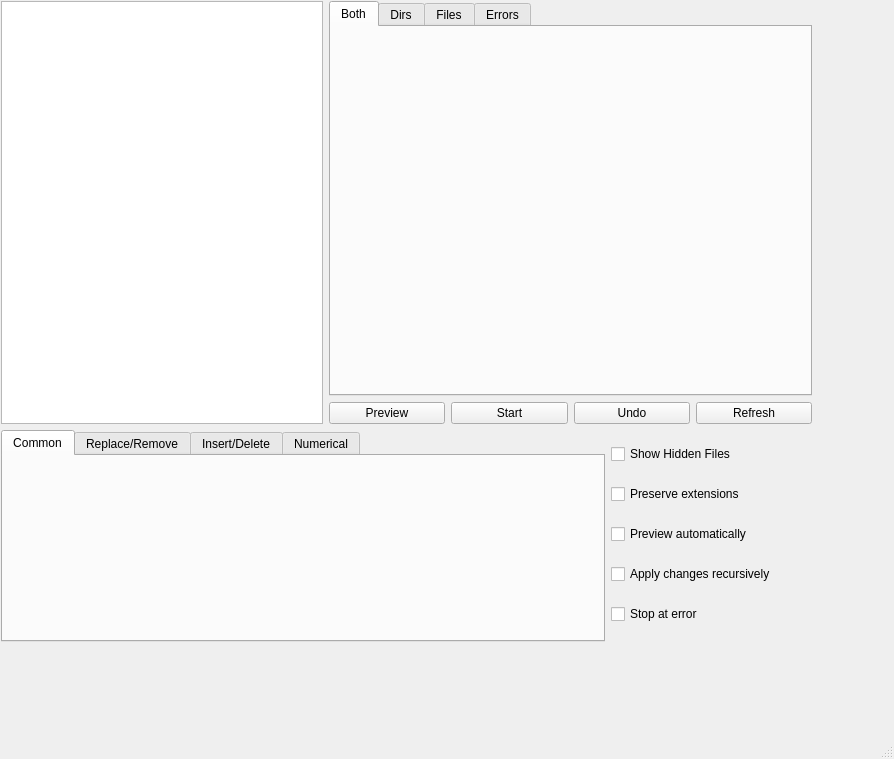
gmdfalk/60-days-of-python, file gui/filebrowser/filebrowser.ui: the form before one commit.
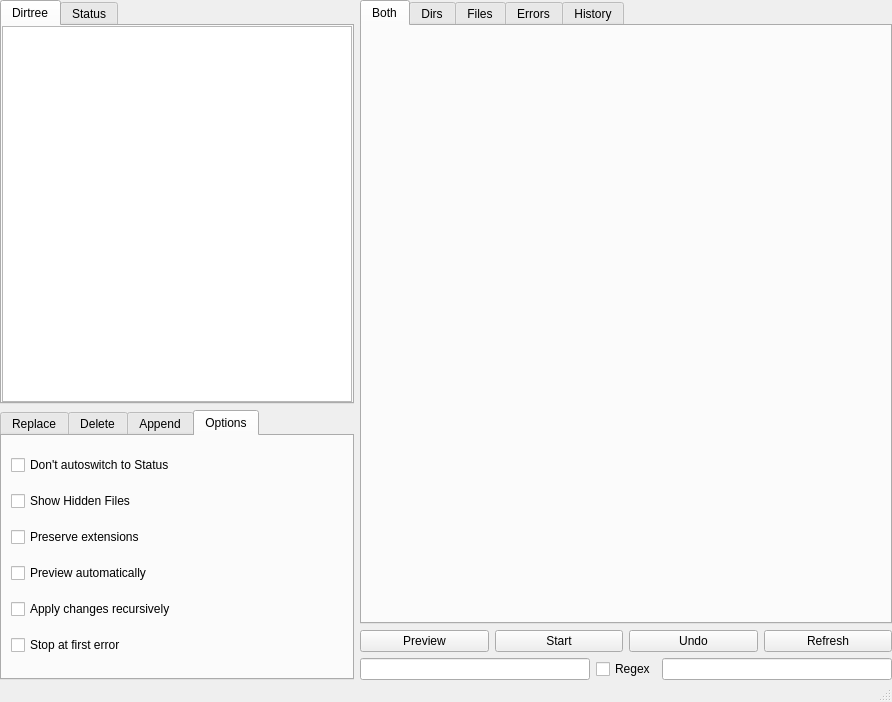
The form after the commit. The open tabs and pages were chosen to show the change.

Commit message: UI layout is tricky?

```diff
--- a/gui/filebrowser/filebrowser.ui
+++ b/gui/filebrowser/filebrowser.ui
@@ -6,26 +6,166 @@
    <rect>
     <x>0</x>
     <y>0</y>
-    <width>894</width>
-    <height>759</height>
+    <width>892</width>
+    <height>702</height>
    </rect>
   </property>
   <property name="windowTitle">
    <string>MainWindow</string>
   </property>
-  <widget class="QWidget" name="centralwidget">
-   <widget class="QWidget" name="">
-    <property name="geometry">
-     <rect>
-      <x>1</x>
-      <y>1</y>
-      <width>811</width>
-      <height>641</height>
-     </rect>
+  <widget class="QWidget" name="mainwidget">
+   <layout class="QHBoxLayout" name="mainlayout" stretch="2,3">
+    <property name="margin">
+     <number>0</number>
     </property>
-    <layout class="QVBoxLayout" name="mainlayout" stretch="2,1">
      <item>
-      <layout class="QHBoxLayout" name="toplayout" stretch="2,3">
+     <layout class="QVBoxLayout" name="leftlayout" stretch="3,2">
+      <item>
+       <widget class="QTabWidget" name="treewidget">
+        <property name="currentIndex">
+         <number>0</number>
+        </property>
+        <widget class="QWidget" name="dirtree_tab">
+         <attribute name="title">
+          <string>Dirtree</string>
+         </attribute>
+         <layout class="QHBoxLayout" name="dirtreelayout">
+          <property name="spacing">
+           <number>6</number>
+          </property>
+          <property name="margin">
+           <number>0</number>
+          </property>
+          <item>
+           <widget class="QTreeView" name="dirtree"/>
+          </item>
+         </layout>
+         <zorder>dirtree</zorder>
+         <zorder>dirtree</zorder>
+        </widget>
+        <widget class="QWidget" name="status_tab">
+         <attribute name="title">
+          <string>Status</string>
+         </attribute>
+         <layout class="QHBoxLayout" name="statuslayout">
+          <property name="margin">
+           <number>0</number>
+          </property>
+          <item>
+           <widget class="QTableView" name="tableView"/>
+          </item>
+         </layout>
+        </widget>
+       </widget>
+      </item>
+      <item>
+       <widget class="QTabWidget" name="actiontabs">
+        <property name="currentIndex">
+         <number>0</number>
+        </property>
+        <widget class="QWidget" name="replacer_tab">
+         <attribute name="title">
+          <string>Replace</string>
+         </attribute>
+         <layout class="QHBoxLayout" name="replacerlayout">
+          <item>
+           <widget class="QRadioButton" name="radioButton_3">
+            <property name="text">
+             <string>No case changes</string>
+            </property>
+           </widget>
+          </item>
+          <item>
+           <widget class="QRadioButton" name="radioButton_2">
+            <property name="text">
+             <string>Lowercase</string>
+            </property>
+           </widget>
+          </item>
+          <item>
+           <widget class="QRadioButton" name="radioButton">
+            <property name="text">
+             <string>Uppercase</string>
+            </property>
+           </widget>
+          </item>
+         </layout>
+        </widget>
+        <widget class="QWidget" name="delete_tab">
+         <attribute name="title">
+          <string>Delete</string>
+         </attribute>
+        </widget>
+        <widget class="QWidget" name="append_tab">
+         <attribute name="title">
+          <string>Append</string>
+         </attribute>
+        </widget>
+        <widget class="QWidget" name="option_tab">
+         <attribute name="title">
+          <string>Options</string>
+         </attribute>
+         <layout class="QVBoxLayout" name="optionlayout">
+          <item>
+           <widget class="QCheckBox" name="statuscheck">
+            <property name="text">
+             <string>Don't autoswitch to Status</string>
+            </property>
+           </widget>
+          </item>
+          <item>
+           <widget class="QCheckBox" name="hiddencheck">
+            <property name="text">
+             <string>Show Hidden Files</string>
+            </property>
+           </widget>
+          </item>
+          <item>
+           <widget class="QCheckBox" name="extensioncheck">
+            <property name="text">
+             <string>Preserve extensions</string>
+            </property>
+           </widget>
+          </item>
+          <item>
+           <widget class="QCheckBox" name="previewcheck">
+            <property name="text">
+             <string>Preview automatically</string>
+            </property>
+           </widget>
+          </item>
+          <item>
+           <widget class="QCheckBox" name="recursecheck">
+            <property name="text">
+             <string>Apply changes recursively</string>
+            </property>
+           </widget>
+          </item>
+          <item>
+           <widget class="QCheckBox" name="stopcheck">
+            <property name="layoutDirection">
+             <enum>Qt::LeftToRight</enum>
+            </property>
+            <property name="text">
+             <string>Stop at first error</string>
+            </property>
+           </widget>
+          </item>
+         </layout>
+         <zorder>previewcheck</zorder>
+         <zorder>stopcheck</zorder>
+         <zorder>recursecheck</zorder>
+         <zorder>extensioncheck</zorder>
+         <zorder>hiddencheck</zorder>
+         <zorder>previewcheck</zorder>
+         <zorder>statuscheck</zorder>
+        </widget>
+       </widget>
+      </item>
+     </layout>
+    </item>
+    <item>
+     <layout class="QVBoxLayout" name="rightlayout" stretch="0,0">
        <property name="spacing">
         <number>6</number>
        </property>
@@ -36,10 +176,7 @@
         <number>0</number>
        </property>
        <item>
-        <widget class="QTreeView" name="dirtree"/>
-       </item>
-       <item>
-        <layout class="QVBoxLayout" name="browserlayout">
+       <layout class="QVBoxLayout" name="browserlayout" stretch="1,0">
          <item>
           <widget class="QTabWidget" name="browsertabs">
            <property name="currentIndex">
@@ -65,6 +202,11 @@
              <string>Errors</string>
             </attribute>
            </widget>
+          <widget class="QWidget" name="history_tab">
+           <attribute name="title">
+            <string>History</string>
+           </attribute>
+          </widget>
           </widget>
          </item>
          <item>
@@ -101,83 +243,29 @@
          </item>
         </layout>
        </item>
-      </layout>
-     </item>
      <item>
-      <layout class="QHBoxLayout" name="bottomlayout" stretch="3,1">
+       <layout class="QHBoxLayout" name="editlayout">
        <item>
-        <widget class="QTabWidget" name="actionstabs_4">
-         <property name="currentIndex">
-          <number>0</number>
-         </property>
-         <widget class="QWidget" name="common_tab_4">
-          <attribute name="title">
-           <string>Common</string>
-          </attribute>
-         </widget>
-         <widget class="QWidget" name="replace_tab_4">
-          <attribute name="title">
-           <string>Replace/Remove</string>
-          </attribute>
-         </widget>
-         <widget class="QWidget" name="insert_tab_4">
-          <attribute name="title">
-           <string>Insert/Delete</string>
-          </attribute>
-         </widget>
-         <widget class="QWidget" name="num_tab_4">
-          <attribute name="title">
-           <string>Numerical</string>
-          </attribute>
-         </widget>
-        </widget>
+         <widget class="QLineEdit" name="sourcedit"/>
        </item>
        <item>
-        <layout class="QVBoxLayout" name="optionslayout_4">
-         <item>
-          <widget class="QCheckBox" name="checkBox_16">
+         <widget class="QCheckBox" name="regexcheck">
            <property name="text">
-            <string>Show Hidden Files</string>
+           <string>Regex</string>
            </property>
           </widget>
          </item>
          <item>
-          <widget class="QCheckBox" name="checkBox_17">
-           <property name="text">
-            <string>Preserve extensions</string>
-           </property>
-          </widget>
-         </item>
-         <item>
-          <widget class="QCheckBox" name="checkBox_18">
-           <property name="text">
-            <string>Preview automatically</string>
-           </property>
-          </widget>
-         </item>
-         <item>
-          <widget class="QCheckBox" name="checkBox_19">
-           <property name="text">
-            <string>Apply changes recursively</string>
-           </property>
-          </widget>
-         </item>
-         <item>
-          <widget class="QCheckBox" name="checkBox_20">
-           <property name="layoutDirection">
-            <enum>Qt::LeftToRight</enum>
-           </property>
-           <property name="text">
-            <string>Stop at error</string>
-           </property>
-          </widget>
-         </item>
+         <widget class="QLineEdit" name="targetedit"/>
+        </item>
         </layout>
        </item>
       </layout>
      </item>
     </layout>
-   </widget>
+   <zorder>verticalLayoutWidget_3</zorder>
+   <zorder>horizontalLayoutWidget_3</zorder>
+   <zorder>verticalLayoutWidget_7</zorder>
   </widget>
   <widget class="QStatusBar" name="statusbar"/>
  </widget>
```
Left out of the diff: 2 changed lines with no effect on the pictures. Lines whose indentation alone changed are shown as unchanged. The commit also changes 1 other file.
